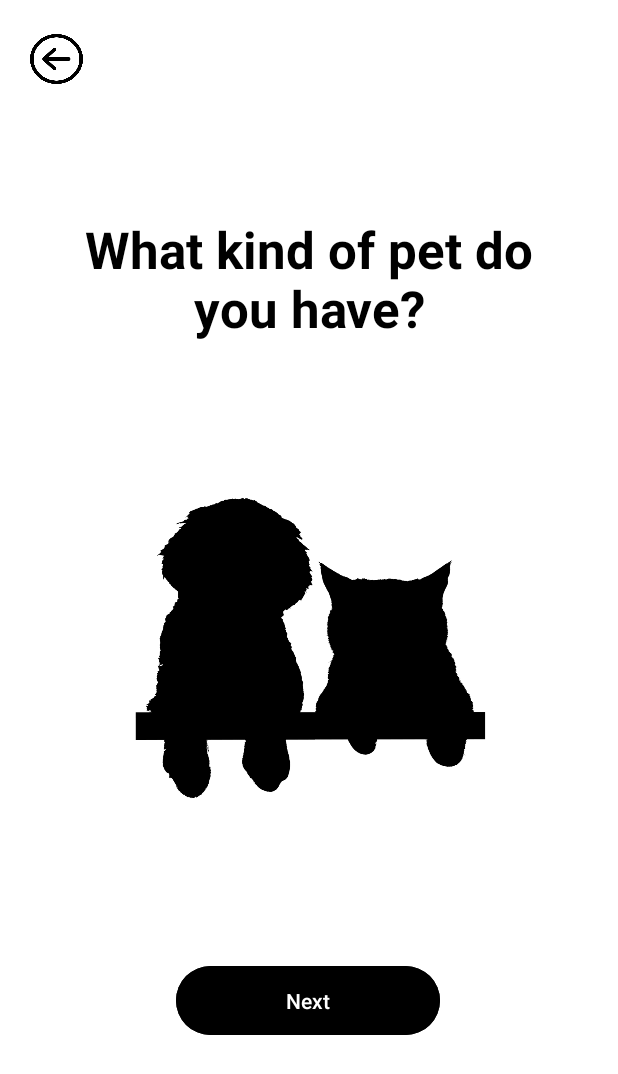
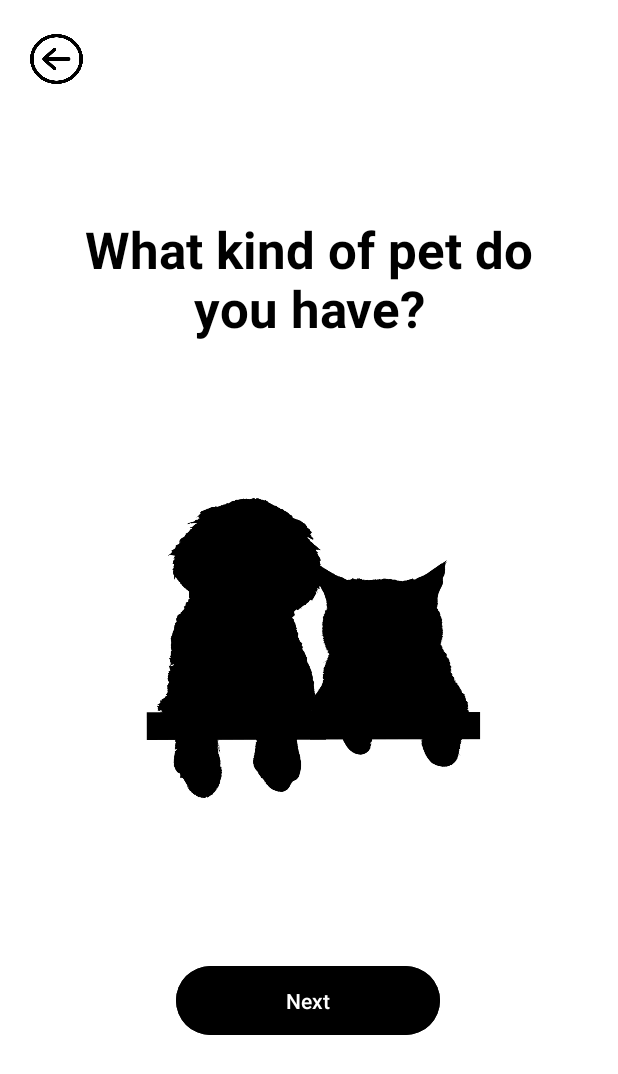
Before and after one commit to nutFL1X/VetVisor, an Android app: the Screen3 screen opened directly, with no data from a screen before it, on a phone screen of 412 x 824 dp. Shown: the top 1074 px of the screen. Run offline under Robolectric (Android 15) with nearby library versions, the phone set to English and light mode, and no system bars; Roboto replaces fonts that are not available here.

Commit message:
Quality changes fixes 29/03/24

```diff
--- a/app/src/main/res/layout/activity_main.xml
+++ b/app/src/main/res/layout/activity_main.xml
@@ -61,7 +61,7 @@
         app:layout_constraintStart_toStartOf="parent"
         app:layout_constraintTop_toTopOf="parent"
         app:layout_constraintVertical_bias="0.025"
-        app:srcCompat="@drawable/image1" />
+        app:srcCompat="@drawable/logo" />
 
 
 </androidx.constraintlayout.widget.ConstraintLayout>
--- a/app/src/main/res/layout/activity_screen3.xml
+++ b/app/src/main/res/layout/activity_screen3.xml
@@ -53,7 +53,7 @@
         android:src="@drawable/image1"
         app:layout_constraintBottom_toBottomOf="parent"
         app:layout_constraintEnd_toEndOf="parent"
-        app:layout_constraintHorizontal_bias="0.257"
+        app:layout_constraintHorizontal_bias="0.285"
         app:layout_constraintStart_toStartOf="parent"
         app:layout_constraintTop_toTopOf="parent"
         app:layout_constraintVertical_bias="0.535" />
@@ -69,7 +69,7 @@
         android:src="@drawable/image3"
         app:layout_constraintBottom_toBottomOf="parent"
         app:layout_constraintEnd_toEndOf="parent"
-        app:layout_constraintHorizontal_bias="0.775"
+        app:layout_constraintHorizontal_bias="0.763"
         app:layout_constraintStart_toStartOf="parent"
         app:layout_constraintTop_toTopOf="parent"
         app:layout_constraintVertical_bias="0.535" />
--- a/app/src/main/res/layout/activity_screen5.xml
+++ b/app/src/main/res/layout/activity_screen5.xml
@@ -1,10 +1,12 @@
 <?xml version="1.0" encoding="utf-8"?>
-<androidx.constraintlayout.widget.ConstraintLayout xmlns:android="http://schemas.android.com/apk/res/android"
+<androidx.constraintlayout.widget.ConstraintLayout
+    xmlns:android="http://schemas.android.com/apk/res/android"
     xmlns:app="http://schemas.android.com/apk/res-auto"
     xmlns:tools="http://schemas.android.com/tools"
     android:id="@+id/main"
     android:layout_width="match_parent"
     android:layout_height="match_parent"
+    android:background="@color/white"
     tools:context=".Screen5">
 
     <TextView
@@ -18,4 +20,5 @@
         app:layout_constraintStart_toStartOf="parent"
         app:layout_constraintTop_toTopOf="parent"
         app:layout_constraintVertical_bias="0.5" />
+
 </androidx.constraintlayout.widget.ConstraintLayout>
```
Also changed, not shown: app/src/main/res/drawable/logo.png (added).
